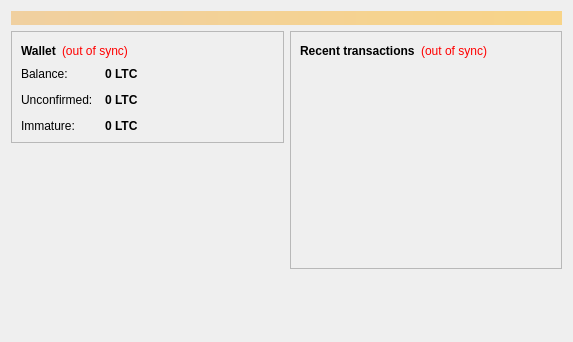
The window that src/qt/forms/overviewpage.ui (masterofnix/securealumnicoin3) describes before a commit, drawn with Qt 5.
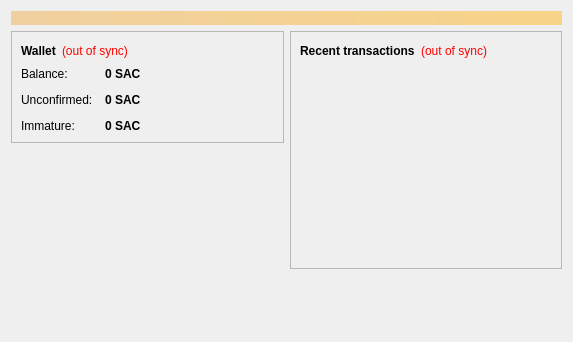
The same window after the commit.

Patch:
```diff
--- a/src/qt/forms/overviewpage.ui
+++ b/src/qt/forms/overviewpage.ui
@@ -122,7 +122,7 @@
                <string>Your current balance</string>
               </property>
               <property name="text">
-               <string notr="true">0 LTC</string>
+               <string notr="true">0 SAC</string>
               </property>
               <property name="textInteractionFlags">
                <set>Qt::LinksAccessibleByMouse|Qt::TextSelectableByKeyboard|Qt::TextSelectableByMouse</set>
@@ -151,7 +151,7 @@
                <string>Total of transactions that have yet to be confirmed, and do not yet count toward the current balance</string>
               </property>
               <property name="text">
-               <string notr="true">0 LTC</string>
+               <string notr="true">0 SAC</string>
               </property>
               <property name="textInteractionFlags">
                <set>Qt::LinksAccessibleByMouse|Qt::TextSelectableByKeyboard|Qt::TextSelectableByMouse</set>
@@ -177,7 +177,7 @@
                <string>Mined balance that has not yet matured</string>
               </property>
               <property name="text">
-               <string notr="true">0 LTC</string>
+               <string notr="true">0 SAC</string>
               </property>
               <property name="textInteractionFlags">
                <set>Qt::LinksAccessibleByMouse|Qt::TextSelectableByKeyboard|Qt::TextSelectableByMouse</set>
```
Left out of the diff: 4 changed lines with no effect on the pictures.
